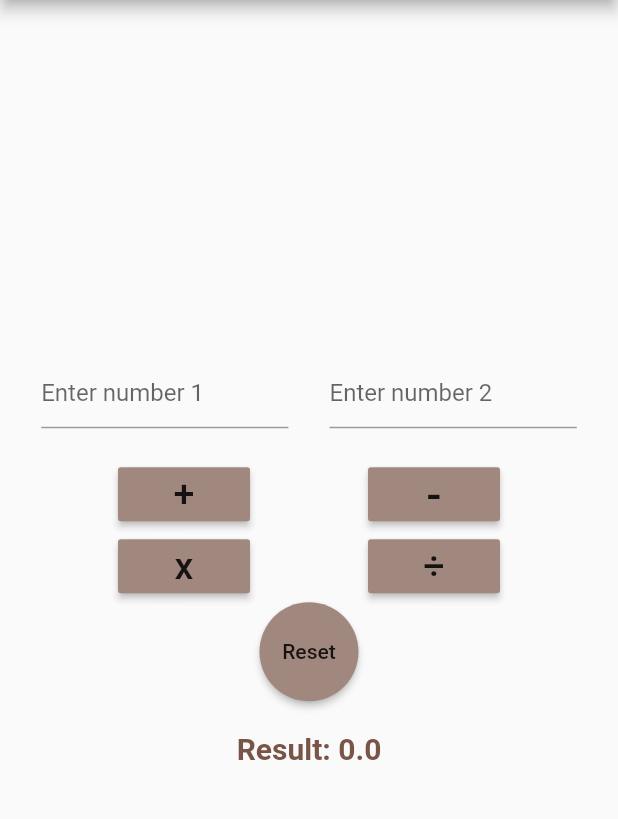
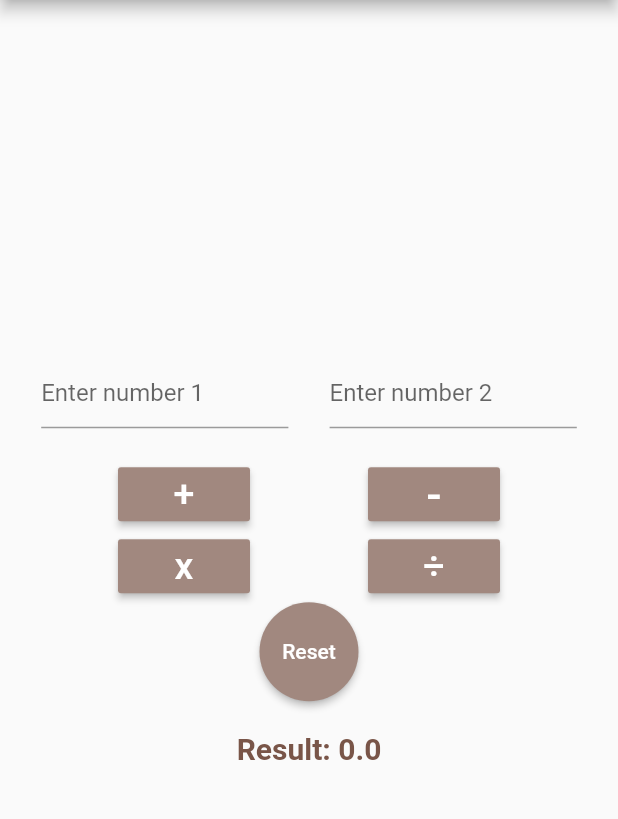
Before and after one commit to Mid00Night/SimpleCalculator, a Flutter app: the screen it shows after launch, on a phone screen of 412 x 824 dp, the part 84-903 px from its top. Run offline on Flutter 3.47's test engine with Material 2 defaults, Android fonts, the phone set to English and light mode, and no system bars.

Commit message:
first course project

```diff
--- a/lib/home_page.dart
+++ b/lib/home_page.dart
@@ -62,6 +62,7 @@ class HomePageState extends State<HomePage>{
       appBar: new AppBar(
 
         title: new Text('Simple Calculator'),
+
         centerTitle: true,
 
       ),
@@ -108,14 +109,14 @@ class HomePageState extends State<HomePage>{
               children: <Widget>[
                 new MaterialButton(
                   child: new Text("+" , style: new TextStyle(
-                      fontSize: 25)),
+                      fontSize: 25, color: Colors.white)),
                   color: Colors.brown[300],
                     onPressed: () => {Add()}
 
                 ),
                 new MaterialButton(
                     child: new Text("-", style: new TextStyle(
-                      fontSize: 30
+                      fontSize: 30, color: Colors.white
                     ),),
 
                     color: Colors.brown[300],
@@ -130,14 +131,14 @@ class HomePageState extends State<HomePage>{
 
                 new MaterialButton(
                     child: new Text("x" , style: new TextStyle(
-                        fontSize: 25)),
+                        fontSize: 25, color: Colors.white)),
                     color: Colors.brown[300],
                     onPressed: () => {Mult()}
                 ),
 
                 new MaterialButton(
                     child: new Text("÷" , style: new TextStyle(
-                        fontSize: 25)),
+                        fontSize: 25 , color: Colors.white)),
                     color: Colors.brown[300],
                     onPressed: () => {Div()}
                 ),
@@ -148,7 +149,9 @@ class HomePageState extends State<HomePage>{
               mainAxisAlignment: MainAxisAlignment.center,
               children: [
                 new MaterialButton(
-                    child: new Text("Reset"),
+                    child: new Text("Reset" , style: new TextStyle(
+                      color: Colors.white
+                    ),),
                     color: Colors.brown[300],
                     onPressed: () => {Reset()},
                   shape: CircleBorder(),
```
